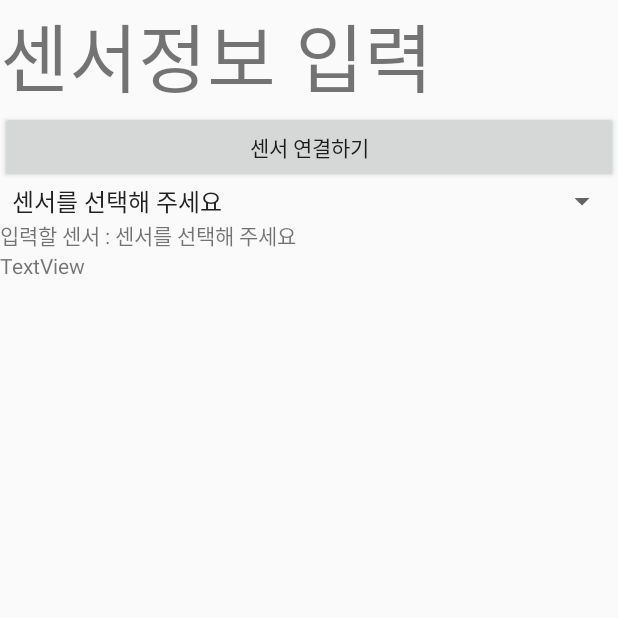
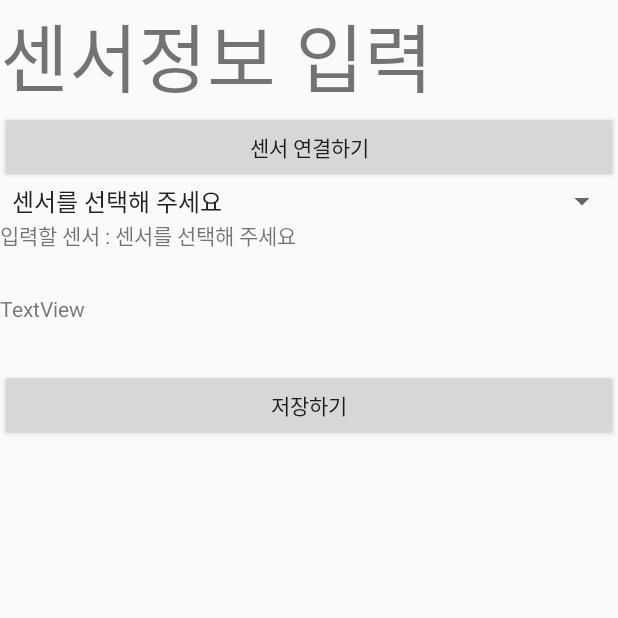
Before and after one commit to heidi618/ohyes_android, an Android app: the inputSeonsorActivity screen opened directly, with no data from a screen before it, on a phone screen of 412 x 824 dp, the top half of it. Run offline under Robolectric (Android 15) with nearby library versions, the phone set to English and light mode, and no system bars.

```diff
--- a/app/src/main/java/com/example/mywifi_demo/Activity/inputSeonsorActivity.java
+++ b/app/src/main/java/com/example/mywifi_demo/Activity/inputSeonsorActivity.java
@@ -19,6 +19,7 @@ public class inputSeonsorActivity extends AppCompatActivity {
         super.onCreate(savedInstanceState);
         setContentView(R.layout.activity_input_seonsor);
         Button btn_connect = (Button) findViewById(R.id.btn_connect);
+        Button btn_save = (Button)findViewById(R.id.btn_save);
         Spinner spinner = (Spinner)findViewById(R.id.spin_sensor);
         final TextView txt_sensor=(TextView)findViewById(R.id.txt_sensor);
         TextView txt_sensing=(TextView)findViewById(R.id.txt_sensing);
--- a/app/src/main/res/layout/activity_input_seonsor.xml
+++ b/app/src/main/res/layout/activity_input_seonsor.xml
@@ -37,14 +37,20 @@
         <TextView
             android:id="@+id/txt_sensor"
             android:layout_width="match_parent"
-            android:layout_height="wrap_content"
+            android:layout_height="50sp"
             android:layout_alignParentBottom="true"
             android:text="TextView" />
 
         <TextView
             android:id="@+id/txt_sensing"
             android:layout_width="match_parent"
+            android:layout_height="50sp"
+            android:text="TextView" />
+
+        <Button
+            android:id="@+id/btn_save"
+            android:layout_width="match_parent"
             android:layout_height="wrap_content"
-            android:text="TextView" />
+            android:text="저장하기" />
     </LinearLayout>
 </androidx.constraintlayout.widget.ConstraintLayout>
```
